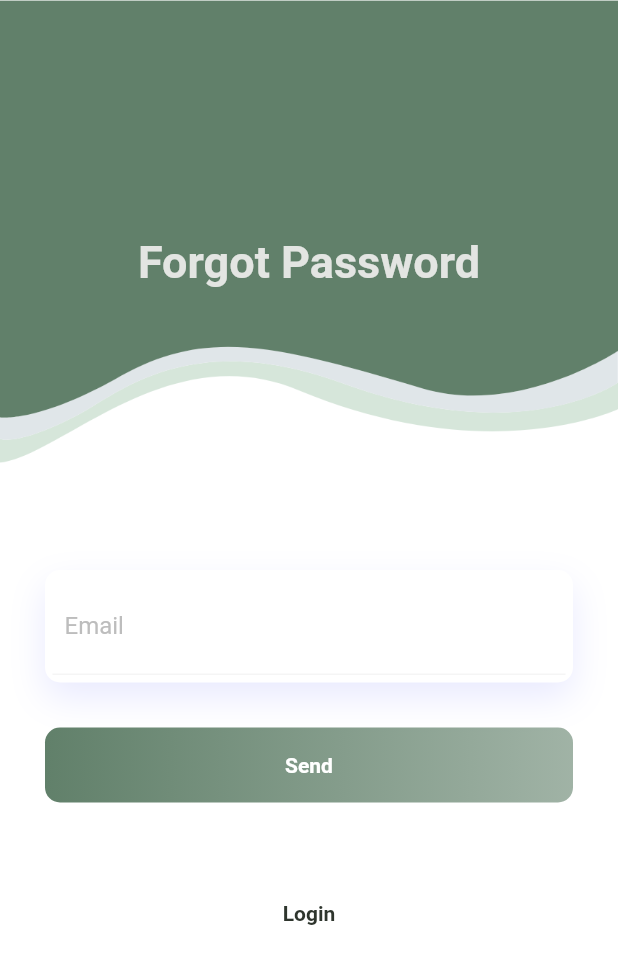
After one commit to a-govil/Mental-Health-App, a Flutter app: the MyForgot screen opened by its route, on a phone screen of 412 x 824 dp. The commit adds this screen. Shown: the top 964 px of the screen. Run offline on Flutter 3.47's test engine with Material 2 defaults, Android fonts, the phone set to English and light mode, and no system bars; our stand-ins replace simple_animations.

Commit message:
Evaluation 1

```diff
--- /dev/null
+++ b/lib/forgot.dart
@@ -0,0 +1,118 @@
+import 'package:flutter/material.dart';
+import 'package:day12_login/Animation/FadeAnimation.dart';
+
+
+
+class MyForgot extends StatefulWidget {
+  const MyForgot({Key key}) : super(key: key);
+
+  @override
+  _MyForgotState createState() => _MyForgotState();
+}
+
+class _MyForgotState extends State<MyForgot> {
+  @override
+  Widget build(BuildContext context) {
+    return Scaffold(
+      backgroundColor: Colors.white,
+      body: SingleChildScrollView(
+      	child: Container(
+	        child: Column(
+	          children: <Widget>[
+	            Container(
+	              height: 350,
+	              decoration: BoxDecoration(
+	                image: DecorationImage(
+	                  image: AssetImage('assets/images/background.png'),
+	                  fit: BoxFit.fill
+	                )
+	              ),
+	              child: Stack(
+	                children: <Widget>[
+	                  Positioned(
+	                    child: FadeAnimation(1.6, Container(
+	                      //margin: EdgeInsets.only(top: 0),
+	                      child: Center(
+	                        child: Text("Forgot Password", style: TextStyle(color: Color.fromARGB(255, 227, 229, 226), fontSize: 30, fontWeight: FontWeight.bold),),
+
+	                      ),
+	                    )),
+	                  ),
+                    SizedBox(height: 30,),SizedBox(height: 30,),
+
+
+
+	                ],
+	              ),
+	            ),
+	            Padding(
+
+	              padding: EdgeInsets.all(30.0),
+
+	              child: Column(
+	                children: <Widget>[
+	                  FadeAnimation(1.8, Container(
+	                    padding: EdgeInsets.all(5),
+	                    decoration: BoxDecoration(
+	                      color: Colors.white,
+	                      borderRadius: BorderRadius.circular(10),
+	                      boxShadow: [
+	                        BoxShadow(
+	                          color: Color.fromRGBO(143, 148, 251, .2),
+	                          blurRadius: 20.0,
+	                          offset: Offset(0, 10)
+	                        )
+	                      ]
+	                    ),
+	                    child: Column(
+	                      children: <Widget>[
+	                        Container(
+	                          padding: EdgeInsets.all(8.0),
+	                          decoration: BoxDecoration(
+	                            border: Border(bottom: BorderSide(color: Colors.grey[100]))
+	                          ),
+	                          child: TextField(
+	                            decoration: InputDecoration(
+	                              border: InputBorder.none,
+	                              hintText: "Email",
+	                              hintStyle: TextStyle(color: Colors.grey[400])
+	                            ),
+	                          ),
+	                        ),
+
+
+	                      ],
+	                    ),
+	                  )),
+	                  SizedBox(height: 30,),
+	                  FadeAnimation(2, Container(
+	                    height: 50,
+	                    decoration: BoxDecoration(
+	                      borderRadius: BorderRadius.circular(10),
+	                      gradient: LinearGradient(
+	                        colors: [
+	                          Color.fromRGBO(97, 128, 106, 1),
+	                          Color.fromRGBO(97, 128, 106, .6),
+	                        ]
+	                      )
+	                    ),
+	                    child: Center(
+	                      child: Text("Send", style: TextStyle(color: Colors.white, fontWeight: FontWeight.bold),),
+	                    ),
+	                  )),
+	                  SizedBox(height: 50,),
+                     TextButton(
+                      onPressed:() {Navigator.pushNamed(context, 'login');},
+                      child:const Text('Login',style: TextStyle(color: Color.fromARGB(255, 46, 53, 45), fontWeight: FontWeight.bold))),
+
+
+	                ],
+	              ),
+	            )
+	          ],
+	        ),
+	      ),
+      )
+    );
+  }
+}
--- a/lib/login.dart
+++ b/lib/login.dart
@@ -141,7 +141,11 @@ class _MyLoginState extends State<MyLogin> {
                     TextButton(
                       onPressed:() {Navigator.pushNamed(context, 'signup');},
                       child:const Text('Sign Up',style: TextStyle(color: Color.fromARGB(255, 46, 53, 45), fontWeight: FontWeight.bold)))
-                      ,FadeAnimation(1.5, Text("Forgot Password?", style: TextStyle(color: Color.fromRGBO(97, 128, 106, 1)),)),
+                      ,//FadeAnimation(1.5, Text("Forgot Password?", style: TextStyle(color: Color.fromRGBO(97, 128, 106, 1)),)),
+                      TextButton(
+                      onPressed:() {Navigator.pushNamed(context, 'forgot');},
+                      child:const Text('Forgot Password?',style: TextStyle(color: Color.fromRGBO(97, 128, 106, 1), fontWeight: FontWeight.bold)))
+
 	                ],
 	              ),
 	            )
--- a/lib/main.dart
+++ b/lib/main.dart
@@ -2,6 +2,7 @@
 import 'package:flutter/material.dart';
 import 'package:day12_login/signup.dart';
 import 'package:day12_login/login.dart';
+import 'package:day12_login/forgot.dart';
 
 
 void main() {
@@ -11,6 +12,8 @@ void main() {
     routes: {
       'signup': (context) => MyRegister(),
       'login': (context) => MyLogin(),
+      'forgot': (context) => MyForgot()
+
     },
   ));
 }
```
